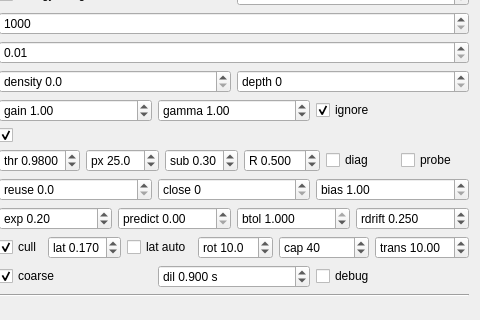
Old version of the form gui_client/GaussianSplatSettingsWidget.ui in the repository russiaman/substrata_robo; both pictures show x 162 to 642 and y 220 to 540 of the 642 by 1310 pixel window.
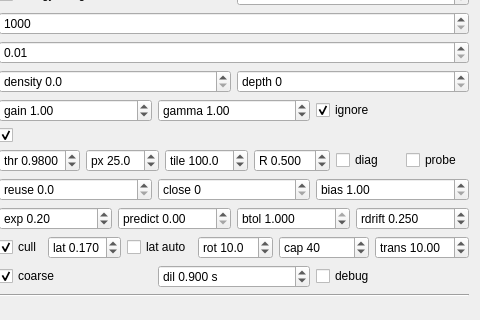
New version of the form.

Commit message: UI: "sub" and "px" become one "tile" knob - screen pixels per saturation-grid tile

Patch:
```diff
--- a/gui_client/GaussianSplatSettingsWidget.ui
+++ b/gui_client/GaussianSplatSettingsWidget.ui
@@ -732,25 +732,25 @@
       <item>
        <widget class="QDoubleSpinBox" name="satGridSubdivDoubleSpinBox">
         <property name="prefix">
-         <string>sub </string>
+         <string>tile </string>
         </property>
         <property name="toolTip">
          <string>SESSION076 CALIBRATION. Divides the saturation grid's tile angular size, so grid resolution scales with it. Silhouette accuracy is bounded by tile size: at 1 a tile spans the whole "px" value (30 px at the default), which cannot separate a 30-50 px feature - a chair back protruding above a table - from the geometry beside it in the same tile, so the nearer one saturates the tile and takes the other with it. Higher = finer silhouettes, more tiles, more grid build cost (off the critical path since the saturation pass was split out of the traversal). SESSION078: default is 0.3, the owner's own aggressive pick after visually verifying the octahedral tile-angle fix (GaussianSplatSaturationGrid.cpp) on this session's problem scene. Coarser than this does show small artifacts on close inspection - there's headroom left for further tuning - but the owner chose to stop here rather than keep dotuning. Pair with "at" 0.99, not 0.96 - the lower threshold visibly strengthens this setting's artifacts.</string>
         </property>
         <property name="decimals">
-         <number>2</number>
+         <number>1</number>
         </property>
         <property name="minimum">
-         <double>0.010000000000000</double>
+         <double>4.000000000000000</double>
         </property>
         <property name="maximum">
-         <double>8.000000000000000</double>
+         <double>2000.000000000000000</double>
         </property>
         <property name="singleStep">
          <double>0.500000000000000</double>
         </property>
         <property name="value">
-         <double>0.300000000000000</double>
+         <double>100.000000000000000</double>
         </property>
        </widget>
       </item>
```
Left out of the diff: 6 changed lines with no effect on the pictures. The commit also changes 2 other files.
